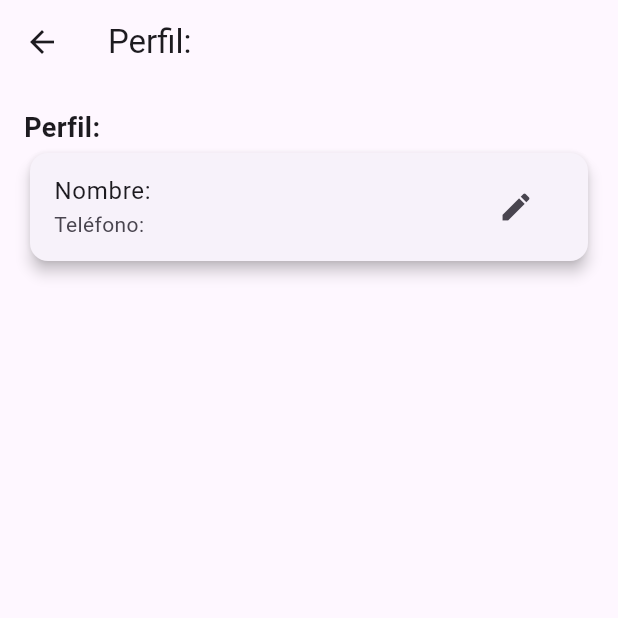
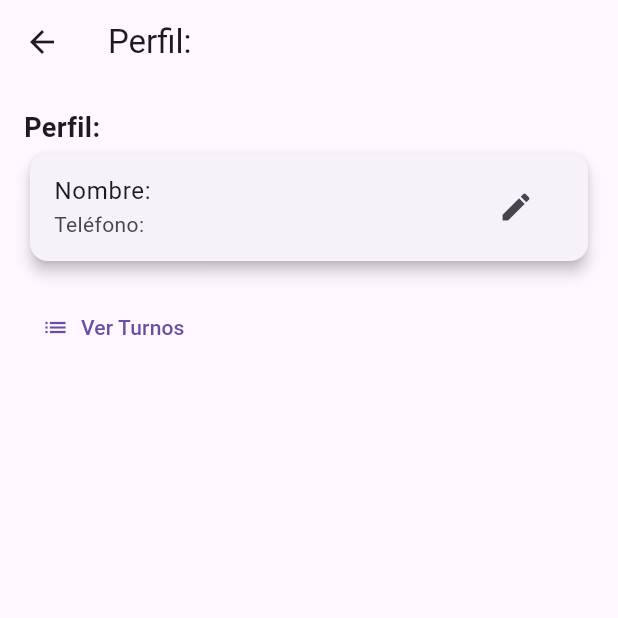
Before and after one commit to danielazim13/genespeluqueria, a Flutter app: the ProfileScreen screen opened directly with empty values, on a phone screen of 412 x 824 dp, the top half of it. Run offline on Flutter 3.47's test engine with Material 3 defaults, Android fonts, the light colour scheme and no system bars; our stand-ins replace cloud_firestore, firebase_auth, firebase_core, font_awesome_flutter, go_router; accounts and stored records are empty.

```diff
--- a/lib/screens/admin/usuarios/detalle_usuario_screen.dart
+++ b/lib/screens/admin/usuarios/detalle_usuario_screen.dart
@@ -1,6 +1,7 @@
 import 'package:flutter/material.dart';
 import 'package:cloud_firestore/cloud_firestore.dart';
 import 'package:app/entities/usuario.dart';
+import 'package:go_router/go_router.dart';
 
 class ProfileScreen extends StatefulWidget {
   final Usuario user;
@@ -95,11 +96,10 @@ class _ProfileScreenState extends State<ProfileScreen> {
 
                   setState(() {
                     user = Usuario(
-                      id: user.id,
-                      nombre: nameController.text,
-                      telefono: phoneController.text,
-                      esAdmin: user.esAdmin
-                    );
+                        id: user.id,
+                        nombre: nameController.text,
+                        telefono: phoneController.text,
+                        esAdmin: user.esAdmin);
                   });
 
                   Navigator.of(context).pop();
@@ -138,7 +138,8 @@ class _ProfileScreenState extends State<ProfileScreen> {
               crossAxisAlignment: CrossAxisAlignment.start,
               children: [
                 const Text('Perfil:',
-                    style: TextStyle(fontSize: 18, fontWeight: FontWeight.bold)),
+                    style:
+                        TextStyle(fontSize: 18, fontWeight: FontWeight.bold)),
                 Card(
                   elevation: 4,
                   child: ListTile(
@@ -149,6 +150,14 @@ class _ProfileScreenState extends State<ProfileScreen> {
                       onPressed: () => _editUserInfo(context),
                     ),
                   ),
+                ),
+                const SizedBox(height: 16),
+                TextButton.icon(
+                  onPressed: () {
+                    context.push('/admin/turno/lista/${user.id}');
+                  },
+                  icon: const Icon(Icons.list),
+                  label: const Text('Ver Turnos'),
                 ),
               ],
             ),
```
Also changed, not shown: lib/core/router.dart (+7 -0 lines), lib/screens/cliente/turnos/lista_turnos_screen.dart (+17 -24 lines).
